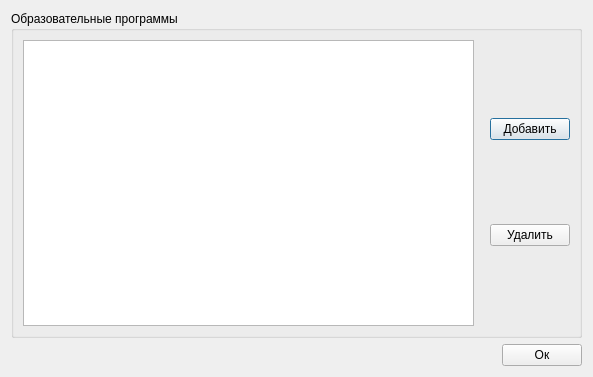
Old version of the form ui/educationalprogramwindow.ui in the repository 7enSmile/clientVKR.
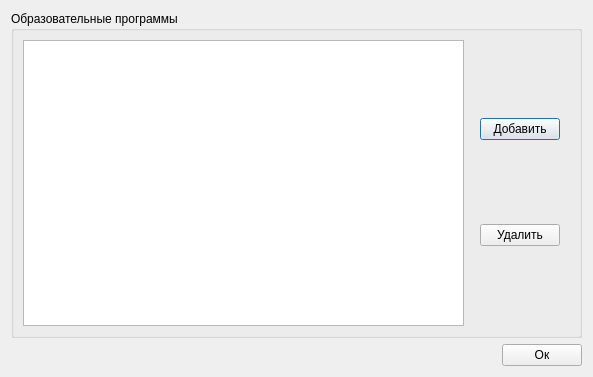
New version of the form.

```diff
--- a/ui/educationalprogramwindow.ui
+++ b/ui/educationalprogramwindow.ui
@@ -30,7 +30,7 @@
              <enum>QAbstractItemView::SingleSelection</enum>
             </property>
             <attribute name="horizontalHeaderVisible">
-             <bool>true</bool>
+             <bool>false</bool>
             </attribute>
             <attribute name="horizontalHeaderCascadingSectionResizes">
              <bool>false</bool>
@@ -42,7 +42,7 @@
              <bool>true</bool>
             </attribute>
             <attribute name="verticalHeaderVisible">
-             <bool>true</bool>
+             <bool>false</bool>
             </attribute>
            </widget>
           </item>
@@ -82,6 +82,22 @@
           </item>
          </layout>
         </item>
+        <item>
+         <spacer name="horizontalSpacer_3">
+          <property name="orientation">
+           <enum>Qt::Horizontal</enum>
+          </property>
+          <property name="sizeType">
+           <enum>QSizePolicy::Fixed</enum>
+          </property>
+          <property name="sizeHint" stdset="0">
+           <size>
+            <width>10</width>
+            <height>20</height>
+           </size>
+          </property>
+         </spacer>
+        </item>
        </layout>
       </item>
      </layout>
```
